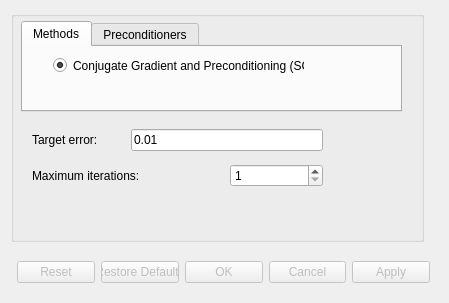
This is src/Interface/Modules/Math/SolveLinearSystem.ui in SCIInstitute/SCIRun as Qt 5 draws it before an edit. The edited form follows.
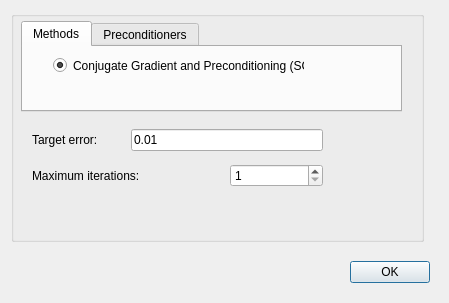
This is the edited form.

Commit message: Resurrect OK button for modules that use it. Closes #320.

The edit to the form file:
```diff
--- a/src/Interface/Modules/Math/SolveLinearSystem.ui
+++ b/src/Interface/Modules/Math/SolveLinearSystem.ui
@@ -27,7 +27,7 @@
   </property>
   <widget class="QDialogButtonBox" name="buttonBox">
    <property name="enabled">
-    <bool>false</bool>
+    <bool>true</bool>
    </property>
    <property name="geometry">
     <rect>
@@ -41,7 +41,7 @@
     <enum>Qt::Horizontal</enum>
    </property>
    <property name="standardButtons">
-    <set>QDialogButtonBox::Apply|QDialogButtonBox::Cancel|QDialogButtonBox::Ok|QDialogButtonBox::Reset|QDialogButtonBox::RestoreDefaults</set>
+    <set>QDialogButtonBox::Ok</set>
    </property>
    <property name="centerButtons">
     <bool>false</bool>
```
The commit also changes 2 other files.
